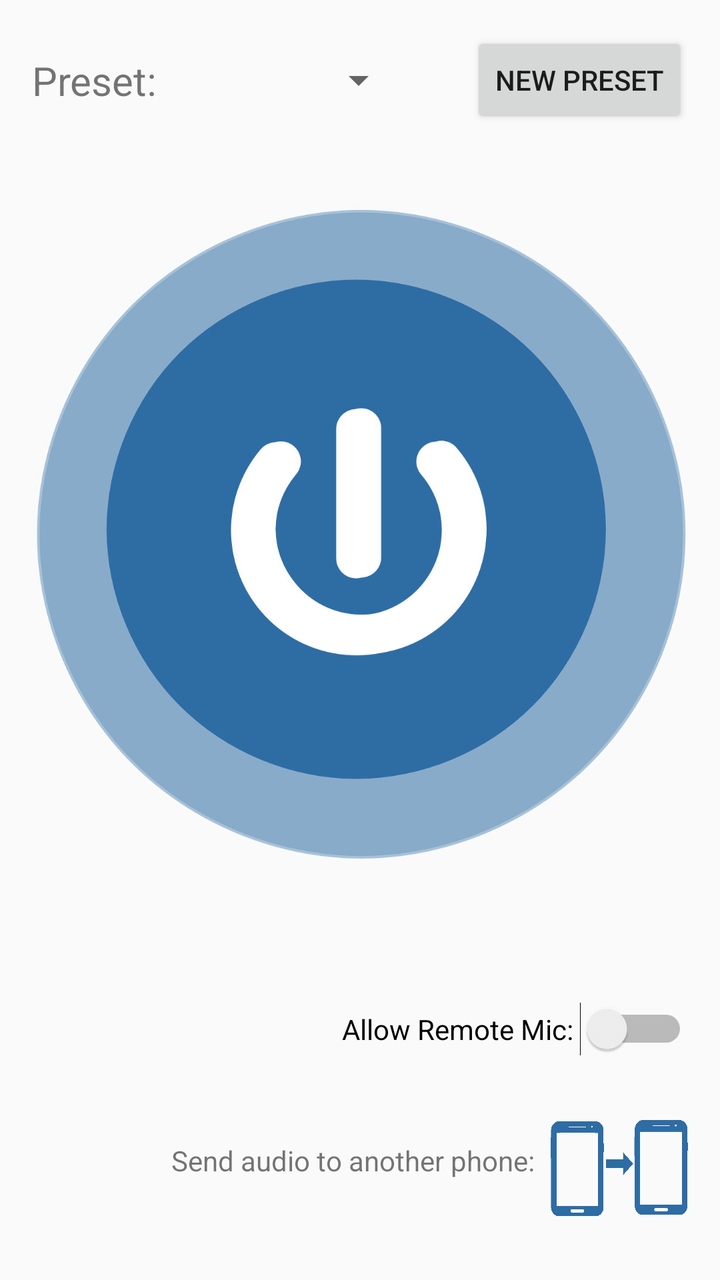
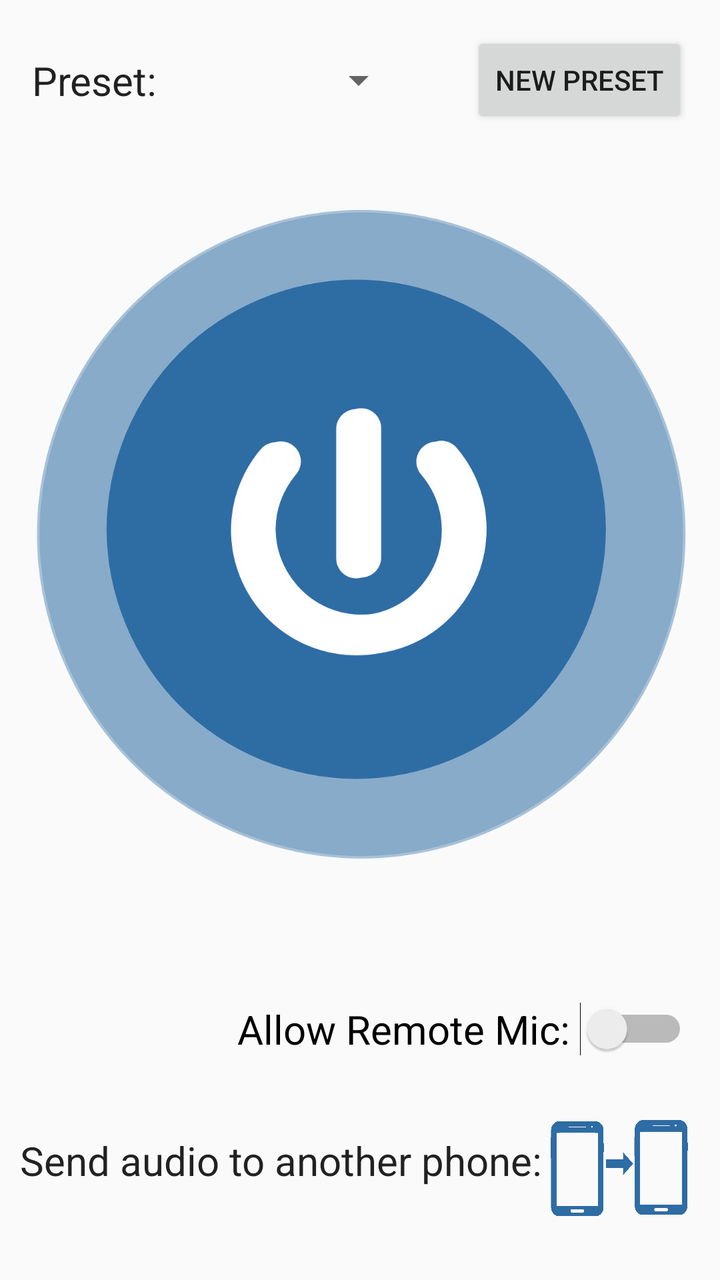

Compare the two renders of this Android layout. The source of the first and the diff that turns it into the second are given below.
<!-- AndroidManifest.xml: activity theme AppTheme.NoActionBar -->
<!-- res/layout/activity_main.xml -->
<?xml version="1.0" encoding="utf-8"?>
<android.support.constraint.ConstraintLayout xmlns:android="http://schemas.android.com/apk/res/android"
    xmlns:app="http://schemas.android.com/apk/res-auto"
    xmlns:tools="http://schemas.android.com/tools"
    android:layout_width="match_parent"
    android:layout_height="match_parent"
    tools:context="peterson.ttu.edu.backupaids.activities.MainActivity">

    <TextView
        android:id="@+id/presetLabel"
        android:layout_width="wrap_content"
        android:layout_height="wrap_content"
        android:text="Preset:"
        android:textSize="20sp"
        android:layout_marginTop="16dp"
        android:layout_marginBottom="16dp"
        android:layout_marginStart="16dp"
        android:layout_marginEnd="16dp"
        app:layout_constraintTop_toTopOf="@id/newPresetButton"
        app:layout_constraintBottom_toBottomOf="@+id/newPresetButton"
        app:layout_constraintLeft_toLeftOf="parent"
        app:layout_constraintRight_toLeftOf="@id/presetSpinner"/>

    <Spinner
        android:id="@+id/presetSpinner"
        android:layout_width="0dp"
        android:layout_height="0dp"
        android:layout_marginTop="16dp"
        android:layout_marginBottom="16dp"
        android:layout_marginStart="16dp"
        android:layout_marginEnd="16dp"
        app:layout_constraintHorizontal_weight="1"
        app:layout_constraintTop_toTopOf="@id/newPresetButton"
        app:layout_constraintBottom_toBottomOf="@+id/newPresetButton"
        app:layout_constraintLeft_toRightOf="@id/presetLabel"
        app:layout_constraintRight_toLeftOf="@id/newPresetButton"/>

    <Button
        android:id="@+id/newPresetButton"
        android:layout_width="wrap_content"
        android:layout_height="wrap_content"
        android:onClick="newPreset"
        android:text="New Preset"
        android:layout_marginTop="16dp"
        android:layout_marginBottom="16dp"
        android:layout_marginStart="16dp"
        android:layout_marginEnd="16dp"
        app:layout_constraintTop_toTopOf="parent"
        app:layout_constraintBottom_toTopOf="@id/playSound"
        app:layout_constraintLeft_toRightOf="@id/presetSpinner"
        app:layout_constraintRight_toRightOf="parent" />

    <ImageButton
        android:id="@+id/playSound"
        android:layout_width="0dp"
        android:layout_height="0dp"
        android:adjustViewBounds="false"
        android:background="@android:color/transparent"
        android:onClick="playSound"
        android:scaleType="fitCenter"
        android:src="@drawable/power_button_blue2"
        android:layout_marginTop="16dp"
        android:layout_marginBottom="16dp"
        android:layout_marginStart="16dp"
        android:layout_marginEnd="16dp"
        app:layout_constraintHorizontal_bias="0.6"
        app:layout_constraintBottom_toTopOf="@id/makeDiscoverable"
        app:layout_constraintTop_toBottomOf="@id/presetSpinner"
        app:layout_constraintLeft_toLeftOf="parent"
        app:layout_constraintRight_toRightOf="parent"
        app:layout_constraintVertical_bias="0.6" />

    <Switch
        android:id="@+id/makeDiscoverable"
        android:layout_width="0dp"
        android:layout_height="wrap_content"
        android:layout_marginBottom="8dp"
        android:layout_marginTop="16dp"
        android:layout_marginStart="4dp"
        android:layout_marginEnd="16dp"
        android:text="Allow Remote Mic: "
        android:textAlignment="textEnd"
        android:onClick="discoverableToggled"
        app:layout_constraintBottom_toTopOf="@id/sendToOtherPhoneButton"
        app:layout_constraintRight_toRightOf="parent"
        app:layout_constraintTop_toBottomOf="@id/playSound" />

    <TextView
        android:id="@+id/textForSendToOtherPhoneButton"
        android:layout_width="0dp"
        android:layout_height="wrap_content"
        android:text="Send audio to another phone:"
        android:layout_marginTop="8dp"
        android:layout_marginBottom="16dp"
        android:layout_marginStart="16dp"
        android:layout_marginEnd="4dp"
        android:textAlignment="viewEnd"
        app:layout_constraintTop_toTopOf="@id/sendToOtherPhoneButton"
        app:layout_constraintBottom_toBottomOf="@id/sendToOtherPhoneButton"
        app:layout_constraintLeft_toLeftOf="parent"
        app:layout_constraintRight_toLeftOf="@id/sendToOtherPhoneButton"
        app:layout_constraintHorizontal_bias="1.0"/>

    <ImageButton
        android:id="@+id/sendToOtherPhoneButton"
        android:layout_width="69dp"
        android:layout_height="48dp"
        android:adjustViewBounds="false"
        android:background="@android:color/transparent"
        android:onClick="sendToOtherPhone"
        android:scaleType="fitEnd"
        android:src="@drawable/phone_to_phone"
        android:layout_marginTop="8dp"
        android:layout_marginBottom="16dp"
        android:layout_marginStart="4dp"
        android:layout_marginEnd="16dp"
        app:layout_constraintLeft_toRightOf="@id/textForSendToOtherPhoneButton"
        app:layout_constraintTop_toBottomOf="@id/makeDiscoverable"
        app:layout_constraintBottom_toBottomOf="parent"
        app:layout_constraintRight_toRightOf="parent"/>

</android.support.constraint.ConstraintLayout>
<!-- resources referenced by this layout -->
<resources>
  <!-- drawable phone_to_phone: png bitmap (drawable, 26349 bytes) -->
  <!-- drawable power_button_blue2: png bitmap (drawable, 214661 bytes) -->
  <style name="AppTheme.NoActionBar">
          <item name="windowActionBar">false</item>
          <item name="windowNoTitle">true</item>
      </style>
</resources>

<!-- the commit's change to res/layout/activity_main.xml (unified diff, before → after) -->
@@ -12,6 +12,7 @@
         android:layout_height="wrap_content"
         android:text="Preset:"
         android:textSize="20sp"
+        android:textAppearance="@android:style/TextAppearance.DeviceDefault"
         android:layout_marginTop="16dp"
         android:layout_marginBottom="16dp"
         android:layout_marginStart="16dp"
@@ -79,6 +80,7 @@
         android:layout_marginStart="4dp"
         android:layout_marginEnd="16dp"
         android:text="Allow Remote Mic: "
+        android:textSize="20sp"
         android:textAlignment="textEnd"
         android:onClick="discoverableToggled"
         app:layout_constraintBottom_toTopOf="@id/sendToOtherPhoneButton"
@@ -89,17 +91,17 @@
         android:id="@+id/textForSendToOtherPhoneButton"
         android:layout_width="0dp"
         android:layout_height="wrap_content"
+        android:layout_marginBottom="16dp"
+        android:layout_marginTop="8dp"
         android:text="Send audio to another phone:"
-        android:layout_marginTop="8dp"
-        android:layout_marginBottom="16dp"
-        android:layout_marginStart="16dp"
-        android:layout_marginEnd="4dp"
+        android:textSize="20sp"
         android:textAlignment="viewEnd"
-        app:layout_constraintTop_toTopOf="@id/sendToOtherPhoneButton"
+        android:textAppearance="@android:style/TextAppearance.DeviceDefault"
         app:layout_constraintBottom_toBottomOf="@id/sendToOtherPhoneButton"
+        app:layout_constraintHorizontal_bias="1.0"
         app:layout_constraintLeft_toLeftOf="parent"
         app:layout_constraintRight_toLeftOf="@id/sendToOtherPhoneButton"
-        app:layout_constraintHorizontal_bias="1.0"/>
+        app:layout_constraintTop_toTopOf="@id/sendToOtherPhoneButton" />
 
     <ImageButton
         android:id="@+id/sendToOtherPhoneButton"
